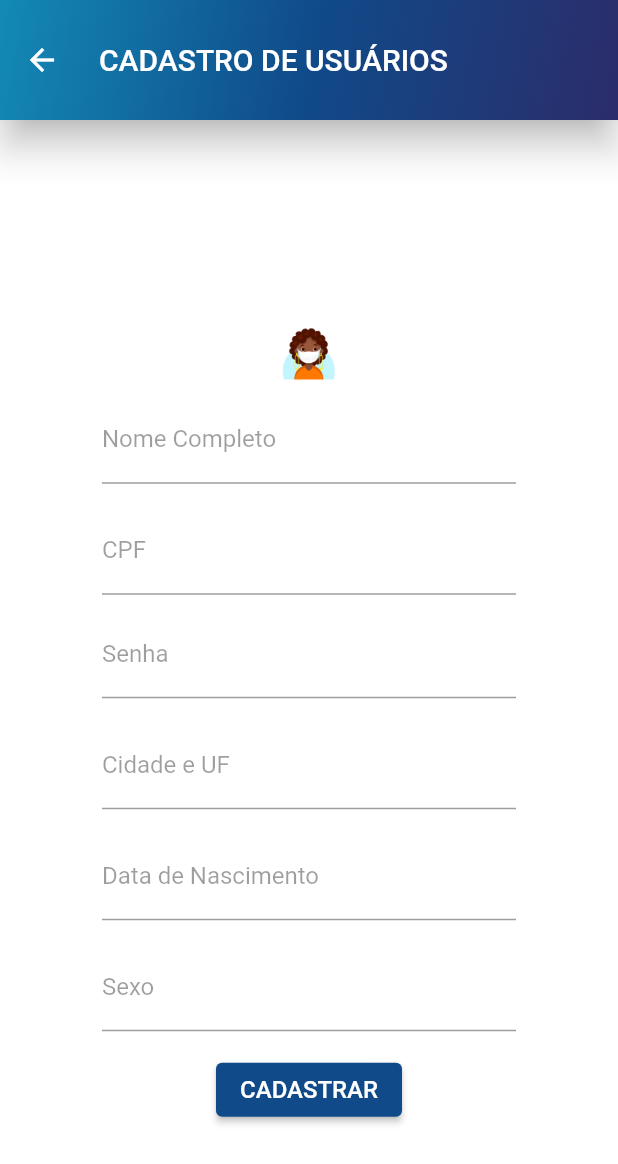
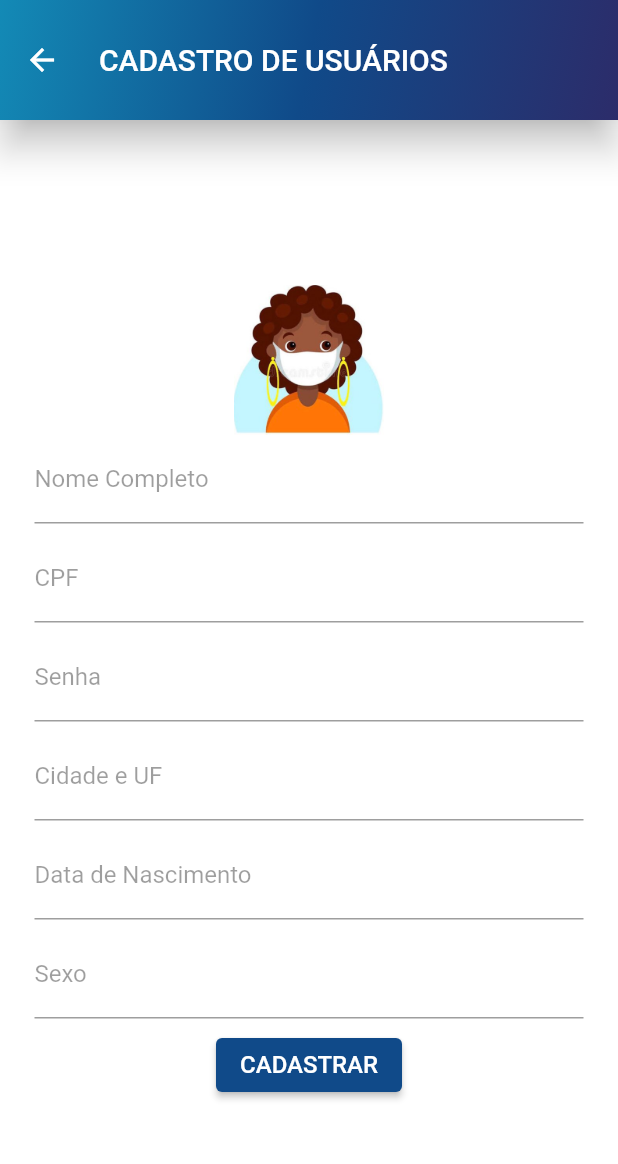
Before and after one commit to clari34/agendamento-de-vacina, a Flutter app: the CadsPage screen opened directly, on a phone screen of 412 x 824 dp. Shown: the top 1164 px of the screen. Run offline on Flutter 3.47's test engine with Material 2 defaults, Android fonts, the phone set to English and light mode, and no system bars.

Commit message:
Inserindo imagem

```diff
--- a/lib/cadastro.dart
+++ b/lib/cadastro.dart
@@ -44,22 +44,22 @@ class _CadsPageState extends State<CadsPage> {
     return Material(
       child: Container(
         padding: EdgeInsets.only(
-          top: 60,
-          left: 60,
-          right: 60,
+          top: 20,
+          left: 20,
+          right: 20,
         ),
         color: Colors.white,
         child: SizedBox(
           width: double.infinity,
           height: double.infinity,
           child: Padding(
-            padding: const EdgeInsets.all(8.0),
+            padding: const EdgeInsets.all(3.0),
             child: Column(
               mainAxisAlignment: MainAxisAlignment.center,
               children: [
-                Container(
-                  width: 50,
-                  height: 50,
+                SizedBox(
+                  width: 100,
+                  height: 100,
                   child: Image.asset('assets/imagens/user.jpeg'),
                 ),
                 TextField(
@@ -75,7 +75,7 @@ class _CadsPageState extends State<CadsPage> {
                     fontSize: 16,
                   ),
                 ),
-                SizedBox(height: 15),
+                SizedBox(height: 7),
                 TextField(
                   keyboardType: TextInputType.number,
                   decoration: InputDecoration(
@@ -89,7 +89,7 @@ class _CadsPageState extends State<CadsPage> {
                     fontSize: 16,
                   ),
                 ),
-                SizedBox(height: 10),
+                SizedBox(height: 7),
                 TextField(
                   obscureText: true,
                   decoration: InputDecoration(
@@ -103,7 +103,7 @@ class _CadsPageState extends State<CadsPage> {
                     fontSize: 16,
                   ),
                 ),
-                SizedBox(height: 15),
+                SizedBox(height: 7),
                 TextField(
                   keyboardType: TextInputType.name,
                   decoration: InputDecoration(
@@ -117,7 +117,7 @@ class _CadsPageState extends State<CadsPage> {
                     fontSize: 16,
                   ),
                 ),
-                SizedBox(height: 15),
+                SizedBox(height: 7),
                 TextField(
                   keyboardType: TextInputType.datetime,
                   decoration: InputDecoration(
@@ -131,7 +131,7 @@ class _CadsPageState extends State<CadsPage> {
                     fontSize: 16,
                   ),
                 ),
-                SizedBox(height: 15),
+                SizedBox(height: 7),
                 TextField(
                   keyboardType: TextInputType.name,
                   decoration: InputDecoration(
@@ -145,7 +145,7 @@ class _CadsPageState extends State<CadsPage> {
                     fontSize: 16,
                   ),
                 ),
-                SizedBox(height: 15),
+                SizedBox(height: 7),
                 ElevatedButton(
                   style: ElevatedButton.styleFrom(primary: Color(0xFF104A89)),
                   onPressed: () {
--- a/pubspec.yaml
+++ b/pubspec.yaml
@@ -47,6 +47,7 @@ flutter:
   # To add assets to your application, add an assets section, like this:
   assets:
     - assets/imagens/user.jpeg
+    - assets/imagens/ampola.jpeg.jpeg
 
   # An image asset can refer to one or more resolution-specific "variants", see
   # https://flutter.dev/assets-and-images/#resolution-aware.
```
Also changed, not shown: assets/imagens/user.jpeg.
